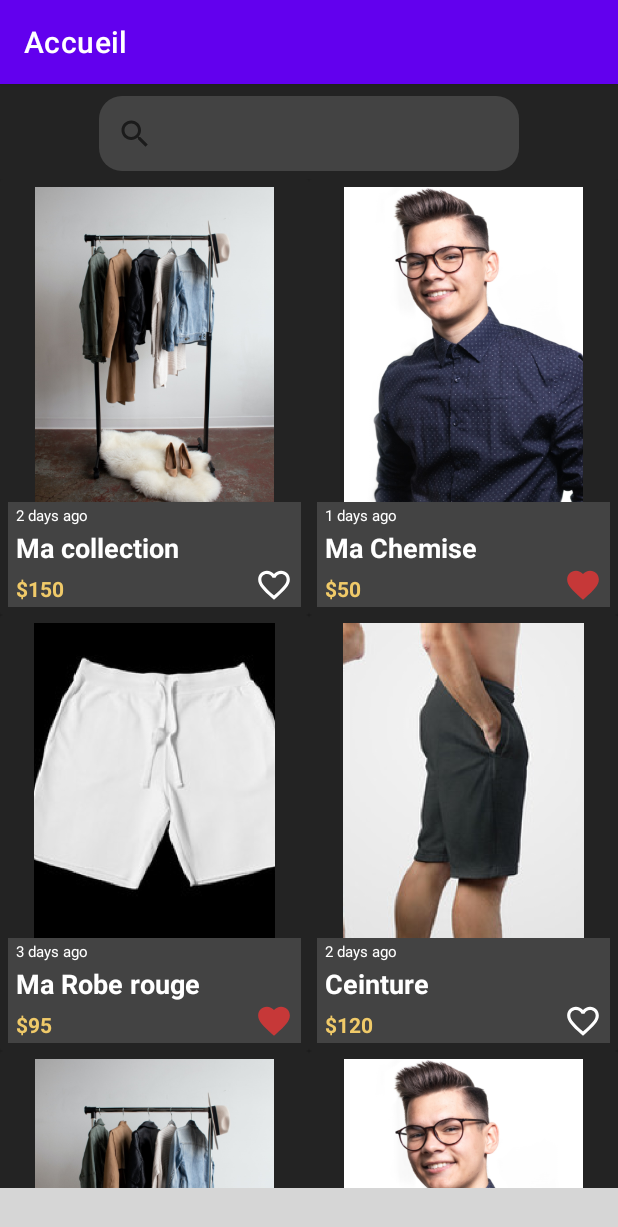
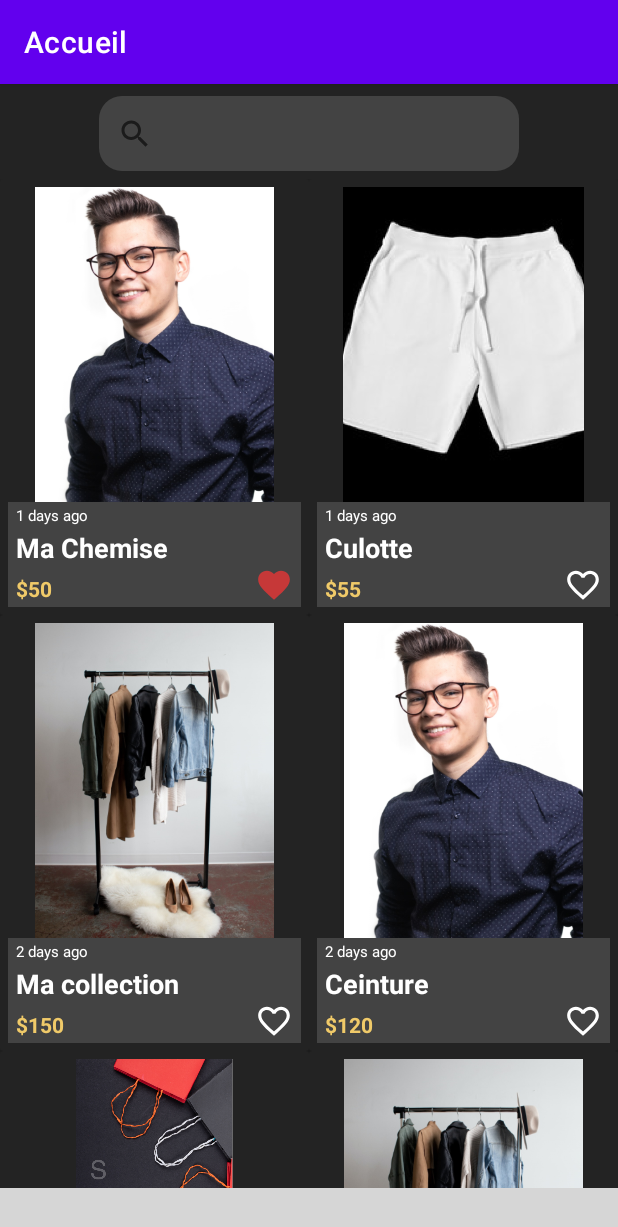
Before and after one commit to josue-lubaki/SAPP, an Android app: the fragment Home placed in its activity, on a phone screen of 412 x 824 dp. Shown: the top 1227 px of the screen. Run offline under Robolectric (Android 15) with nearby library versions, the phone set to English and light mode, and no system bars; our stand-ins replace Room's generated code, data binding; libraries missing offline, so code that uses them is left out: com.etebarian.meowbottomnavigation; plain views replace MeowBottomNavigation; 11 statements that could not run were skipped; grey boxes are pictures that could not be loaded.

Commit message:
configuration MultiDexApplication

```diff
--- a/app/build.gradle
+++ b/app/build.gradle
@@ -16,6 +16,9 @@ android {
         targetSdkVersion 30
         versionCode 1
         versionName "1.0"
+
+        // Enabling multiDex support
+        multiDexEnabled true
 
         testInstrumentationRunner "androidx.test.runner.AndroidJUnitRunner"
     }
@@ -44,5 +47,5 @@ dependencies {
     androidTestImplementation 'androidx.test.espresso:espresso-core:3.3.0'
     annotationProcessor 'androidx.room:room-compiler:2.2.6'
     implementation 'com.etebarian:meow-bottom-navigation-java:1.2.0'
-
+    implementation 'com.android.support:multidex:2.0.1'
 }
--- a/app/src/main/AndroidManifest.xml
+++ b/app/src/main/AndroidManifest.xml
@@ -3,13 +3,14 @@
     package="ca.ghost_team.sapp">
 
     <application
+        android:name=".BaseApplication"
         android:allowBackup="true"
         android:icon="@mipmap/ic_launcher"
         android:label="@string/app_name"
         android:roundIcon="@mipmap/ic_launcher_round"
         android:supportsRtl="true"
         android:theme="@style/Theme.SAPP">
-        <activity android:name=".DetailAnnonce"/>
+        <activity android:name=".activity.DetailAnnonce" />
         <activity android:name=".MainActivity" />
         <activity android:name=".Splash">
             <intent-filter>
--- a/app/src/main/java/ca/ghost_team/sapp/Splash.java
+++ b/app/src/main/java/ca/ghost_team/sapp/Splash.java
@@ -1,12 +1,16 @@
 package ca.ghost_team.sapp;
 
+import android.content.Context;
 import android.content.Intent;
 import android.os.Bundle;
 import android.os.Handler;
 
 import androidx.appcompat.app.AppCompatActivity;
+import androidx.multidex.MultiDex;
 
 import com.google.android.material.progressindicator.CircularProgressIndicator;
+
+import ca.ghost_team.sapp.database.sappDatabase;
 
 import static java.lang.Thread.sleep;
 
@@ -43,4 +47,5 @@ public class Splash extends AppCompatActivity {
             }
         }).start();
  }
+
 }
--- a/app/src/main/java/ca/ghost_team/sapp/DetailAnnonce.java
+++ b/app/src/main/java/ca/ghost_team/sapp/activity/DetailAnnonce.java
@@ -1,4 +1,4 @@
-package ca.ghost_team.sapp;
+package ca.ghost_team.sapp.activity;
 
 import androidx.appcompat.app.AppCompatActivity;
 import androidx.databinding.DataBindingUtil;
@@ -8,6 +8,7 @@ import android.os.Bundle;
 import android.widget.ImageView;
 import android.widget.TextView;
 
+import ca.ghost_team.sapp.R;
 import ca.ghost_team.sapp.adapter.AnnonceAdapter;
 import ca.ghost_team.sapp.databinding.ActivityDetailAnnonceBinding;
 
--- a/app/src/main/java/ca/ghost_team/sapp/adapter/AnnonceAdapter.java
+++ b/app/src/main/java/ca/ghost_team/sapp/adapter/AnnonceAdapter.java
@@ -7,9 +7,7 @@ import android.view.LayoutInflater;
 import android.view.View;
 import android.view.ViewGroup;
 import android.widget.ImageView;
-import android.widget.LinearLayout;
 import android.widget.TextView;
-import android.widget.Toast;
 
 import androidx.annotation.NonNull;
 import androidx.cardview.widget.CardView;
@@ -18,7 +16,7 @@ import androidx.recyclerview.widget.RecyclerView;
 import java.util.ArrayList;
 import java.util.List;
 
-import ca.ghost_team.sapp.DetailAnnonce;
+import ca.ghost_team.sapp.activity.DetailAnnonce;
 import ca.ghost_team.sapp.R;
 import ca.ghost_team.sapp.model.Annonce;
 
--- a/app/src/main/java/ca/ghost_team/sapp/adapter/FavorisAdapter.java
+++ b/app/src/main/java/ca/ghost_team/sapp/adapter/FavorisAdapter.java
@@ -1,5 +1,6 @@
 package ca.ghost_team.sapp.adapter;
 
+import android.annotation.SuppressLint;
 import android.content.Context;
 import android.content.Intent;
 import android.view.LayoutInflater;
@@ -15,7 +16,7 @@ import androidx.recyclerview.widget.RecyclerView;
 import java.util.ArrayList;
 import java.util.List;
 
-import ca.ghost_team.sapp.DetailAnnonce;
+import ca.ghost_team.sapp.activity.DetailAnnonce;
 import ca.ghost_team.sapp.R;
 import ca.ghost_team.sapp.model.Annonce;
 
@@ -42,6 +43,7 @@ public class FavorisAdapter extends RecyclerView.Adapter<FavorisAdapter.FavorisV
         return new FavorisViewHolder(view);
     }
 
+    @SuppressLint("SetTextI18n")
     @Override
     public void onBindViewHolder(@NonNull FavorisViewHolder holder, int position) {
         Annonce annonce = listeAnnoncesFavoris.get(position);
--- a/app/src/main/java/ca/ghost_team/sapp/dao/AnnonceDao.java
+++ b/app/src/main/java/ca/ghost_team/sapp/dao/AnnonceDao.java
@@ -20,10 +20,10 @@ import ca.ghost_team.sapp.model.Annonce;
 public interface AnnonceDao {
 
     @Insert(onConflict = OnConflictStrategy.REPLACE)
-    public void insertAllAnnonces(Annonce... annonce);
+    void insertAllAnnonces(Annonce... annonce);
 
     @Insert(onConflict = OnConflictStrategy.REPLACE)
-    public void insertAnnonce(Annonce annonce);
+    void insertAnnonce(Annonce annonce);
 
     @Query("SELECT * FROM annonceTable ORDER BY date_annonce")
     LiveData<List<Annonce>> AllAnnonces();
--- a/app/src/main/java/ca/ghost_team/sapp/database/sappDatabase.java
+++ b/app/src/main/java/ca/ghost_team/sapp/database/sappDatabase.java
@@ -34,6 +34,7 @@ public abstract class sappDatabase extends RoomDatabase {
         return INSTANCE;
     }
 
+
     private static RoomDatabase.Callback roomCallback = new RoomDatabase.Callback(){
         @Override
         public void onCreate(@NonNull SupportSQLiteDatabase db) {
@@ -56,7 +57,7 @@ public abstract class sappDatabase extends RoomDatabase {
         @Override
         protected Void doInBackground(Void... voids) {
 
-            /*annonceDao.insertAnnonce(new Annonce(
+            annonceDao.insertAnnonce(new Annonce(
                     R.drawable.collection,
                     "Ma collection",
                     "Je te vends mes plus beaux vetements",
@@ -119,14 +120,14 @@ public abstract class sappDatabase extends RoomDatabase {
                     "Je te jure que tu vas l'adorer",
                     25,
                     "7 days ago",
-                    false));*/
+                    false));
             // AJOUT Utilisateur
-            /*
+
             utilisateurDao.insertallUtilisateur(new Utilisateur(
                     0,
                     "josue",
                     "lubaki",
-                    "26-jouin",1));
+                    "26 juin",1));
             utilisateurDao.insertallUtilisateur(new Utilisateur(
                     2,
                     "ismael",
@@ -136,8 +137,7 @@ public abstract class sappDatabase extends RoomDatabase {
                     1,
                     "jonathan",
                     "kanyinda",
-                    "",0));*/
-
+                    "",0));
             return null;
         }
     }
--- a/app/src/main/java/ca/ghost_team/sapp/navigation/Home.java
+++ b/app/src/main/java/ca/ghost_team/sapp/navigation/Home.java
@@ -13,6 +13,7 @@ import androidx.databinding.DataBindingUtil;
 import androidx.fragment.app.Fragment;
 import androidx.lifecycle.ViewModel;
 import androidx.lifecycle.ViewModelProvider;
+import androidx.multidex.MultiDex;
 import androidx.recyclerview.widget.GridLayoutManager;
 import androidx.recyclerview.widget.RecyclerView;
 
@@ -39,7 +40,6 @@ public class Home extends Fragment {
         binding = DataBindingUtil.inflate(inflater, R.layout.layout_home, container, false);
         //set binding variables here
         return binding.getRoot();
-        //return inflater.inflate(R.layout.layout_home, container, false);
     }
 
     @Override
@@ -63,15 +63,15 @@ public class Home extends Fragment {
         annonceViewModel = new ViewModelProvider(this).get(AnnonceViewModel.class);
 
         // Supprimer tous les elements de la table avant d'en ajouter
-        annonceViewModel.deleteAllAnnonce();
+        // annonceViewModel.deleteAllAnnonce();
         // Ajout des Annonces par la methode Insert
-        for(int i=0;i<getAnnoncesAleatoires().size();i++){
+        /*for(int i=0;i<getAnnoncesAleatoires().size();i++){
             annonceViewModel.insertAnnonce(getAnnoncesAleatoires().get(i));
-        }
+        }*/
 
         annonceViewModel.getAllAnnonces().observe(getViewLifecycleOwner(), annonces -> {
-            //adapter.addAnnonce(annonces); // Pour DAO
-            adapter.addAnnonce(getAnnoncesAleatoires()); // Pour la Liste
+            adapter.addAnnonce(annonces); // Pour DAO
+            //adapter.addAnnonce(getAnnoncesAleatoires()); // Pour la Liste
             adapter.notifyDataSetChanged();
             Log.i(LOG_TAG, "RecyclerView correct");
         });
@@ -154,4 +154,6 @@ public class Home extends Fragment {
 
         return maListe;
     }
+
+
 }
--- a/app/src/main/res/layout/activity_detail_annonce.xml
+++ b/app/src/main/res/layout/activity_detail_annonce.xml
@@ -8,7 +8,7 @@
         android:layout_height="match_parent"
         android:background="@color/BackgroundSplash"
         android:orientation="vertical"
-        tools:context=".DetailAnnonce">
+        tools:context=".activity.DetailAnnonce">
 
         <ImageView
             android:id="@+id/vendeur_image_article"
```
Also changed, not shown: app/src/main/java/ca/ghost_team/sapp/BaseApplication.java (added, +21 -0 lines).
